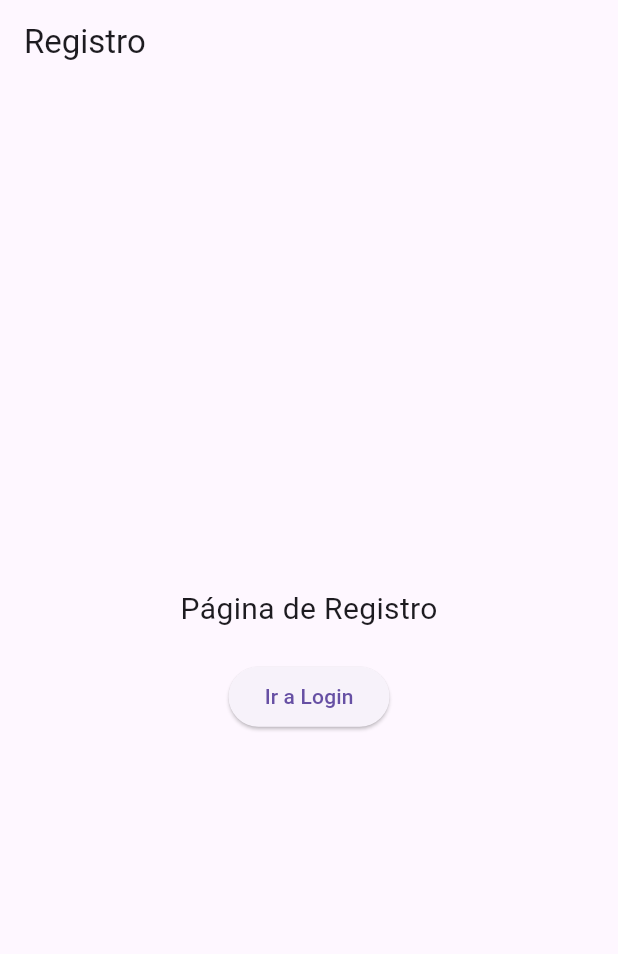
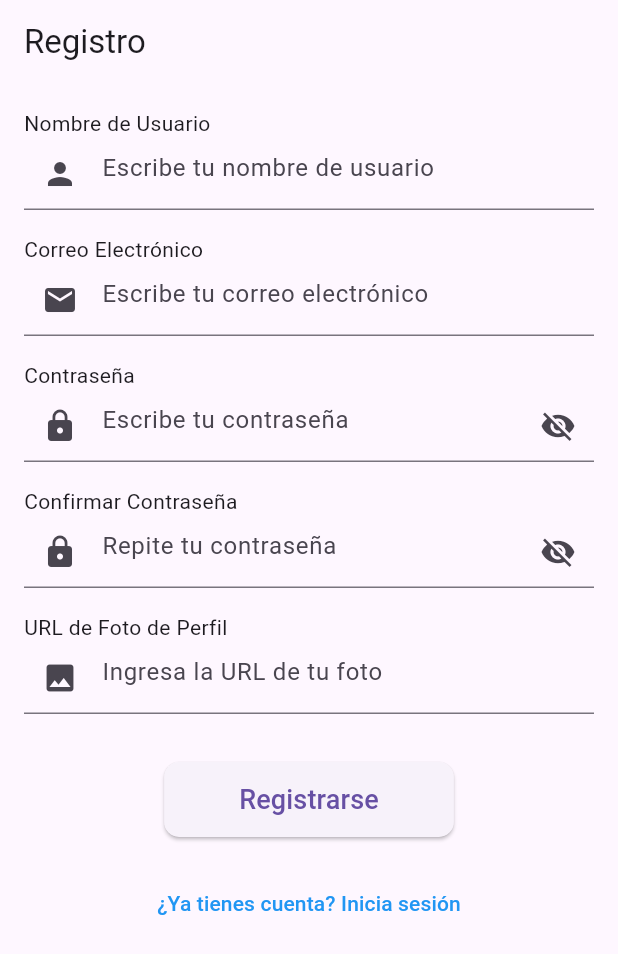
Before and after one commit to carlosmantilla23/storeapp_flutter, a Flutter app: the SignUpPage screen opened by its route, on a phone screen of 412 x 824 dp. Shown: the top 954 px of the screen. Run offline on Flutter 3.47's test engine with Material 3 defaults, Android fonts, the phone set to English and light mode, and no system bars; our stand-ins replace go_router; network calls fail.

Commit message:
tarea - formulario de registro

```diff
--- a/lib/app/signup/presentation/pages/signup_page.dart
+++ b/lib/app/signup/presentation/pages/signup_page.dart
@@ -1,26 +1,177 @@
 import 'package:flutter/material.dart';
 import 'package:go_router/go_router.dart';
 
-class SignUpPage extends StatelessWidget {
+class SignUpPage extends StatefulWidget {
   const SignUpPage({super.key});
+
+  @override
+  State<SignUpPage> createState() => _SignUpPageState();
+}
+
+class _SignUpPageState extends State<SignUpPage> {
+  final _formKey = GlobalKey<FormState>();
+
+  final TextEditingController usernameController = TextEditingController();
+  final TextEditingController emailController = TextEditingController();
+  final TextEditingController passwordController = TextEditingController();
+  final TextEditingController confirmPasswordController = TextEditingController();
+  final TextEditingController profilePicController = TextEditingController();
+
+  bool showPassword = false;
 
   @override
   Widget build(BuildContext context) {
     return Scaffold(
       appBar: AppBar(title: const Text("Registro")),
-      body: Center(
+      body: SingleChildScrollView(
+        padding: const EdgeInsets.all(16.0),
+        child: Form(
+          key: _formKey,
           child: Column(
-          mainAxisAlignment: MainAxisAlignment.center,
+            crossAxisAlignment: CrossAxisAlignment.start,
             children: [
-            const Text("Página de Registro", style: TextStyle(fontSize: 20)),
+              const Text("Nombre de Usuario"),
+              TextFormField(
+                controller: usernameController,
+                decoration: const InputDecoration(
+                  hintText: "Escribe tu nombre de usuario",
+                  prefixIcon: Icon(Icons.person),
+                ),
+                validator: (value) {
+                  if (value == null || value.isEmpty) {
+                    return "Este campo es obligatorio";
+                  }
+                  return null;
+                },
+              ),
+              const SizedBox(height: 16),
+
+              const Text("Correo Electrónico"),
+              TextFormField(
+                controller: emailController,
+                decoration: const InputDecoration(
+                  hintText: "Escribe tu correo electrónico",
+                  prefixIcon: Icon(Icons.email),
+                ),
+                keyboardType: TextInputType.emailAddress,
+                validator: (value) {
+                  if (value == null || value.isEmpty) {
+                    return "Este campo es obligatorio";
+                  } else if (!RegExp(r'^[^@]+@[^@]+\.[^@]+').hasMatch(value)) {
+                    return "Introduce un correo válido";
+                  }
+                  return null;
+                },
+              ),
+              const SizedBox(height: 16),
+
+              const Text("Contraseña"),
+              TextFormField(
+                controller: passwordController,
+                obscureText: !showPassword,
+                decoration: InputDecoration(
+                  hintText: "Escribe tu contraseña",
+                  prefixIcon: const Icon(Icons.lock),
+                  suffixIcon: GestureDetector(
+                    onTap: () {
+                      setState(() {
+                        showPassword = !showPassword;
+                      });
+                    },
+                    child: Icon(
+                      showPassword ? Icons.visibility : Icons.visibility_off,
+                    ),
+                  ),
+                ),
+                validator: (value) {
+                  if (value == null || value.length < 6) {
+                    return "La contraseña debe tener al menos 6 caracteres";
+                  }
+                  return null;
+                },
+              ),
+              const SizedBox(height: 16),
+
+              const Text("Confirmar Contraseña"),
+              TextFormField(
+                controller: confirmPasswordController,
+                obscureText: !showPassword,
+                decoration: InputDecoration(
+                  hintText: "Repite tu contraseña",
+                  prefixIcon: const Icon(Icons.lock),
+                  suffixIcon: GestureDetector(
+                    onTap: () {
+                      setState(() {
+                        showPassword = !showPassword;
+                      });
+                    },
+                    child: Icon(
+                      showPassword ? Icons.visibility : Icons.visibility_off,
+                    ),
+                  ),
+                ),
+                validator: (value) {
+                  if (value != passwordController.text) {
+                    return "Las contraseñas no coinciden";
+                  }
+                  return null;
+                },
+              ),
+              const SizedBox(height: 16),
+
+              const Text("URL de Foto de Perfil"),
+              TextFormField(
+                controller: profilePicController,
+                decoration: const InputDecoration(
+                  hintText: "Ingresa la URL de tu foto",
+                  prefixIcon: Icon(Icons.image),
+                ),
+                keyboardType: TextInputType.url,
+                validator: (value) {
+                  if (value == null || value.isEmpty) {
+                    return "Este campo es obligatorio";
+                  } else if (!Uri.parse(value).isAbsolute) {
+                    return "Introduce una URL válida";
+                  }
+                  return null;
+                },
+              ),
+              const SizedBox(height: 32),
+
+              Center(
+                child: ElevatedButton(
+                  onPressed: () {
+                    if (_formKey.currentState!.validate()) {
+                      //TODO: Guardar datos
+                      ScaffoldMessenger.of(context).showSnackBar(
+                        const SnackBar(content: Text("Registro exitoso")),
+                      );
+                    }
+                  },
+                  style: ElevatedButton.styleFrom(
+                    padding: const EdgeInsets.symmetric(horizontal: 50, vertical: 12),
+                    shape: RoundedRectangleBorder(
+                      borderRadius: BorderRadius.circular(10),
+                    ),
+                  ),
+                  child: const Text("Registrarse", style: TextStyle(fontSize: 18)),
+                ),
+              ),
               const SizedBox(height: 20),
-            ElevatedButton(
+
+              Center(
+                child: TextButton(
                   onPressed: () {
                     context.go("/");
                   },
-              child: const Text("Ir a Login"),
+                  child: const Text(
+                    "¿Ya tienes cuenta? Inicia sesión",
+                    style: TextStyle(color: Colors.blue),
+                  ),
+                ),
               ),
             ],
+          ),
         ),
       ),
     );
```
Lines whose indentation alone changed are shown as unchanged.
